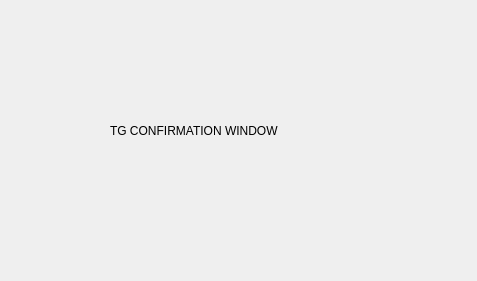
Old version of the form sendconfirmwindow.ui in the repository varietytas/AI_app_Qt.
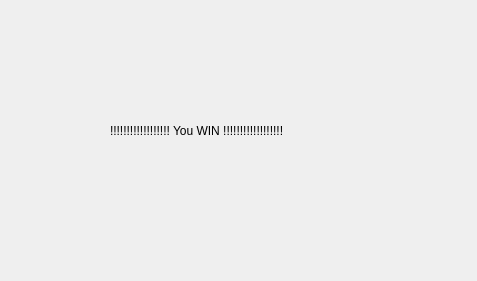
New version of the form.

What changed in the file:
```diff
--- a/sendconfirmwindow.ui
+++ b/sendconfirmwindow.ui
@@ -26,7 +26,7 @@
     </rect>
    </property>
    <property name="text">
-    <string>TG CONFIRMATION WINDOW</string>
+    <string>!!!!!!!!!!!!!!!!!! You WIN !!!!!!!!!!!!!!!!!!</string>
    </property>
   </widget>
  </widget>
```
